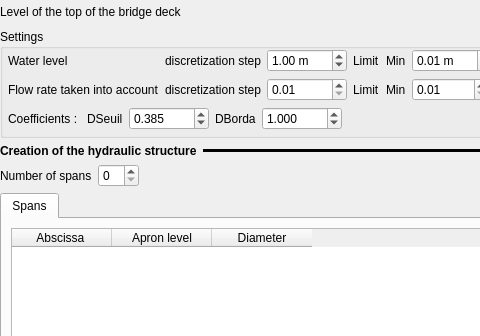
First picture: the form in ui/structures/ui_borda_bu.ui, repository Artelia/Mascaret, before the edit; both pictures show x 0 to 480 and y 0 to 336 of the 762 by 773 pixel window.
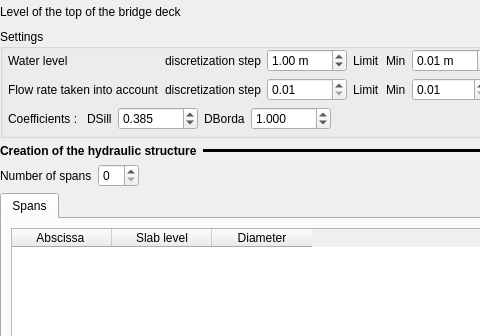
Second picture: the form after the edit.

```diff
--- a/ui/structures/ui_borda_bu.ui
+++ b/ui/structures/ui_borda_bu.ui
@@ -313,7 +313,7 @@
           <item>
            <widget class="QLabel" name="label_53">
             <property name="text">
-             <string>DSeuil</string>
+             <string>DSill</string>
             </property>
            </widget>
           </item>
@@ -492,7 +492,7 @@
          </column>
          <column>
           <property name="text">
-           <string>Apron level</string>
+           <string>Slab level</string>
           </property>
          </column>
          <column>
```
